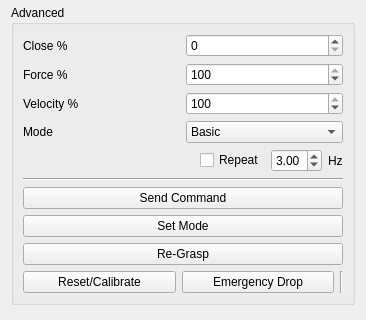
Qt form software/ddapp/src/app/ddHandControl.ui (openhumanoids/oh-distro) before a commit; both pictures show x 0 to 366 and y 162 to 482 of the 366 by 666 pixel window.
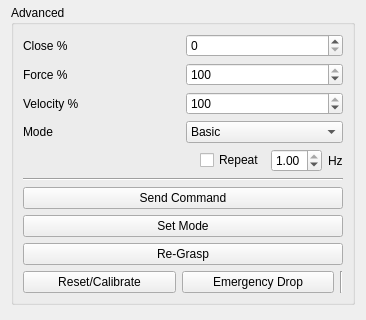
The same form after that commit.

Commit message: bug fixes for regrasp command, plus some minor other fixes after testing

Patch:
```diff
--- a/software/ddapp/src/app/ddHandControl.ui
+++ b/software/ddapp/src/app/ddHandControl.ui
@@ -287,16 +287,16 @@
           <item>
            <widget class="QDoubleSpinBox" name="repeatRateSpinner">
             <property name="minimum">
-             <double>0.050000000000000</double>
+             <double>0.025000000000000</double>
             </property>
             <property name="maximum">
-             <double>5.000000000000000</double>
+             <double>1.000000000000000</double>
             </property>
             <property name="singleStep">
              <double>0.050000000000000</double>
             </property>
             <property name="value">
-             <double>3.000000000000000</double>
+             <double>1.000000000000000</double>
             </property>
            </widget>
           </item>
```
Left out of the diff: 2 changed lines with no effect on the pictures. The commit also changes 2 other files.
